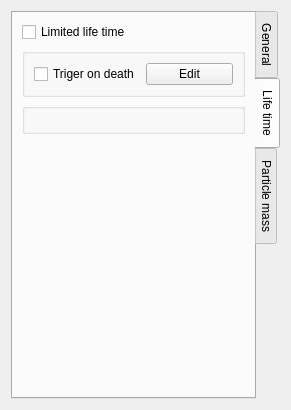
Old version of the form code/nel/tools/3d/object_viewer_qt/src/located_form.ui in the repository ryzom/ryzomcore.
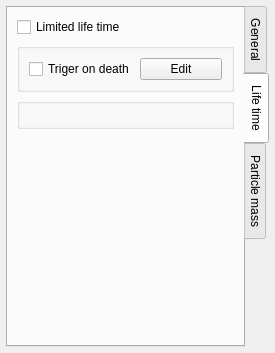
New version of the form. The open tabs and pages were chosen to show the change. Custom widgets are drawn as their Qt base class.

What changed in the file:
```diff
--- a/code/nel/tools/3d/object_viewer_qt/src/located_form.ui
+++ b/code/nel/tools/3d/object_viewer_qt/src/located_form.ui
@@ -6,14 +6,17 @@
    <rect>
     <x>0</x>
     <y>0</y>
-    <width>291</width>
-    <height>410</height>
+    <width>259</width>
+    <height>353</height>
    </rect>
   </property>
   <property name="windowTitle">
    <string>Form</string>
   </property>
   <layout class="QGridLayout" name="gridLayout">
+   <property name="margin">
+    <number>6</number>
+   </property>
    <item row="0" column="0">
     <widget class="QTabWidget" name="tabWidget">
      <property name="tabPosition">
@@ -152,6 +155,9 @@
           <string/>
          </property>
          <layout class="QGridLayout" name="gridLayout_3">
+          <property name="spacing">
+           <number>5</number>
+          </property>
           <item row="0" column="0">
            <widget class="QCheckBox" name="trigerOnDeathCheckBox">
             <property name="text">
```
